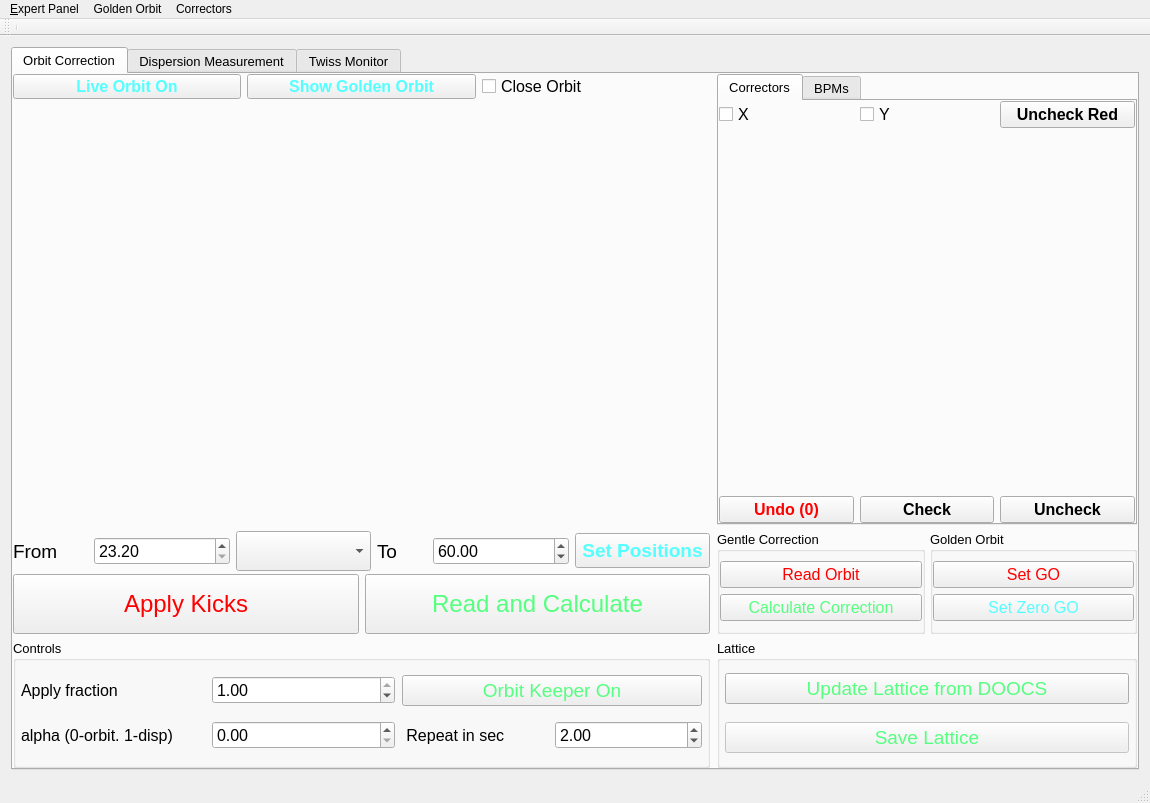
First picture: the form in gui/UImanul2.ui, repository sergey-tomin/manul, before the edit.
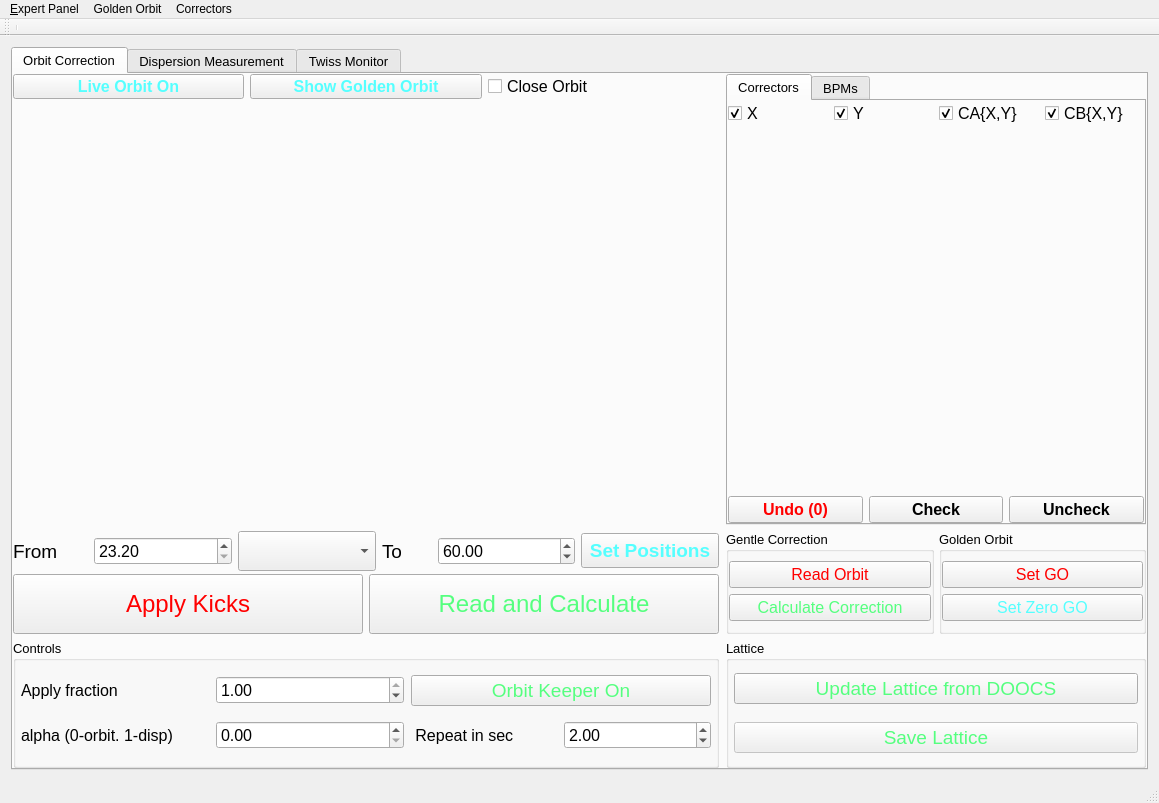
Second picture: the form after the edit.

Commit message: added aircoils check/uncheck option

Diff of the .ui file:
```diff
--- a/gui/UImanul2.ui
+++ b/gui/UImanul2.ui
@@ -6,7 +6,7 @@
    <rect>
     <x>0</x>
     <y>0</y>
-    <width>1150</width>
+    <width>1159</width>
     <height>803</height>
    </rect>
   </property>
@@ -592,7 +592,7 @@
             <property name="bottomMargin">
              <number>0</number>
             </property>
-            <item row="1" column="0">
+            <item row="2" column="0">
              <widget class="QWidget" name="w_cor" native="true">
               <property name="sizePolicy">
                <sizepolicy hsizetype="Expanding" vsizetype="Expanding">
@@ -614,7 +614,7 @@
               </property>
              </widget>
             </item>
-            <item row="4" column="0">
+            <item row="5" column="0">
              <layout class="QHBoxLayout" name="horizontalLayout_20">
               <item>
                <widget class="QPushButton" name="pb_reset_all">
@@ -705,6 +705,9 @@
                 <property name="text">
                  <string>X</string>
                 </property>
+                <property name="checked">
+                 <bool>true</bool>
+                </property>
                </widget>
               </item>
               <item>
@@ -717,37 +720,38 @@
                 <property name="text">
                  <string>Y</string>
                 </property>
+                <property name="checked">
+                 <bool>true</bool>
+                </property>
                </widget>
               </item>
               <item>
-               <widget class="QPushButton" name="pb_uncheck_red">
-                <property name="enabled">
-                 <bool>true</bool>
+               <widget class="QCheckBox" name="cb_caxy">
+                <property name="font">
+                 <font>
+                  <pointsize>12</pointsize>
+                 </font>
                 </property>
-                <property name="minimumSize">
-                 <size>
-                  <width>0</width>
-                  <height>20</height>
-                 </size>
+                <property name="text">
+                 <string>CA{X,Y}</string>
                 </property>
-                <property name="sizeIncrement">
-                 <size>
-                  <width>0</width>
-                  <height>0</height>
-                 </size>
+                <property name="checked">
+                 <bool>true</bool>
                 </property>
+               </widget>
+              </item>
+              <item>
+               <widget class="QCheckBox" name="cb_cbxy">
                 <property name="font">
                  <font>
                   <pointsize>12</pointsize>
-                  <weight>75</weight>
-                  <bold>true</bold>
                  </font>
                 </property>
-                <property name="styleSheet">
-                 <string notr="true"/>
-                </property>
                 <property name="text">
-                 <string>Uncheck Red</string>
+                 <string>CB{X,Y}</string>
+                </property>
+                <property name="checked">
+                 <bool>true</bool>
                 </property>
                </widget>
               </item>
@@ -1655,7 +1659,7 @@
     <rect>
      <x>0</x>
      <y>0</y>
-     <width>1150</width>
+     <width>1159</width>
      <height>26</height>
     </rect>
    </property>
```
Left out of the diff: 9 changed lines with no effect on the pictures. The commit also changes 2 other files.
